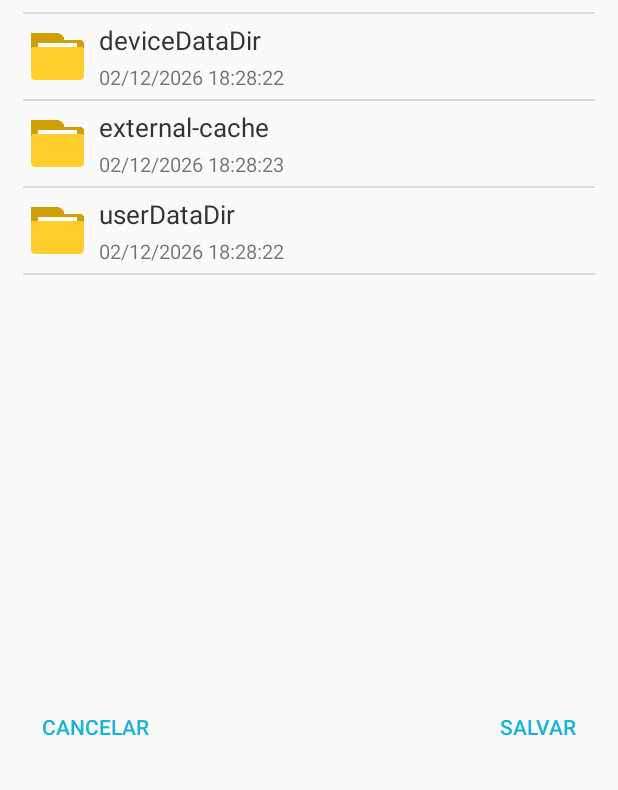
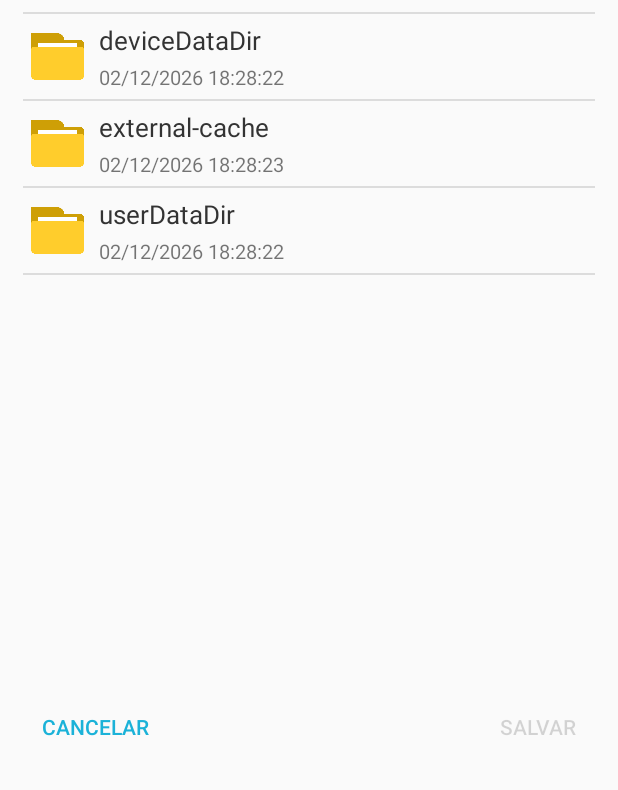
Before and after one commit to luan-silveira/SaveFile, an Android app: the MainActivity screen opened directly, with no data from a screen before it, after a tap on an icon or button, on a phone screen of 412 x 824 dp, the part 446-1236 px from its top. Run offline under Robolectric (Android 15) with nearby library versions, the phone set to English and light mode, and no system bars; our stand-ins replace Picasso.

Commit message:
Inclusão do ícone para arquivos PDF. Ajustes ativação do botão Salvar.

```diff
--- a/app/src/main/java/br/com/luansilveira/savefile/MainActivity.java
+++ b/app/src/main/java/br/com/luansilveira/savefile/MainActivity.java
@@ -9,11 +9,14 @@ import android.content.pm.PackageManager;
 import android.net.Uri;
 import android.os.Bundle;
 import android.os.Environment;
+import android.text.Editable;
+import android.text.TextWatcher;
 import android.view.LayoutInflater;
 import android.view.Menu;
 import android.view.MenuItem;
 import android.view.View;
 import android.webkit.MimeTypeMap;
+import android.widget.Button;
 import android.widget.EditText;
 import android.widget.ImageButton;
 import android.widget.RadioButton;
@@ -63,6 +66,7 @@ public class MainActivity extends AppCompatActivity {
     private ImageButton btVoltarPasta;
     private TextView txtPastaVazia;
     private Arquivo diretorioAtual;
+    private Button btSalvar;
     private Uri uri;
     private List<Arquivo> arquivos = new ArrayList<>();
     private int parentScrollPosition = 0;
@@ -95,6 +99,8 @@ public class MainActivity extends AppCompatActivity {
                 .setView(viewPopup)
                 .create();
 
+        btSalvar = findViewById(R.id.btSalvar);
+
         if (Permissoes.isPermissoesConcedidas(this, PERMISSOES)) {
             listarArquivos();
 
@@ -113,8 +119,26 @@ public class MainActivity extends AppCompatActivity {
                 edNomeArquivo.setText(nomeCompleto);
                 edNomeArquivo.setSelection(0, nome.length());
                 edNomeArquivo.requestFocus();
+                btSalvar.setEnabled(true);
             }
         } else Permissoes.solicitarPermissoes(this, PERMISSOES);
+
+        edNomeArquivo.addTextChangedListener(new TextWatcher() {
+            @Override
+            public void beforeTextChanged(CharSequence s, int start, int count, int after) {
+
+            }
+
+            @Override
+            public void onTextChanged(CharSequence s, int start, int before, int count) {
+
+            }
+
+            @Override
+            public void afterTextChanged(Editable s) {
+                btSalvar.setEnabled(uri != null && !s.toString().isEmpty());
+            }
+        });
     }
 
     @Override
--- a/app/src/main/java/br/com/luansilveira/savefile/utils/Arquivo.java
+++ b/app/src/main/java/br/com/luansilveira/savefile/utils/Arquivo.java
@@ -46,6 +46,12 @@ public class Arquivo extends File {
             this.extension = MimeTypeMap.getFileExtensionFromUrl(Uri.fromFile(this).toString());
             this.mimeType = MimeTypeMap.getSingleton().getMimeTypeFromExtension(extension);
             this.icone = R.drawable.ic_unknown_file;
+            if (extension == null || extension.trim().isEmpty()) this.extension = getName().substring(getName().lastIndexOf(".") + 1);
+
+            if ("pdf".equals(extension.toLowerCase())){
+                this.icone = R.drawable.ic_icon_pdf;
+                return;
+            }
 
             if (mimeType != null) {
                 switch (mimeType.substring(0, mimeType.indexOf("/"))) {
--- a/app/src/main/res/layout/activity_main.xml
+++ b/app/src/main/res/layout/activity_main.xml
@@ -87,6 +87,7 @@
         android:layout_alignParentBottom="true"
         android:layout_marginTop="10dp"
         android:onClick="btSalvarClick"
+        android:enabled="false"
         android:text="Salvar" />
 
 </RelativeLayout>
```
Also changed, not shown: app/src/main/res/drawable/ic_icon_pdf.png.
